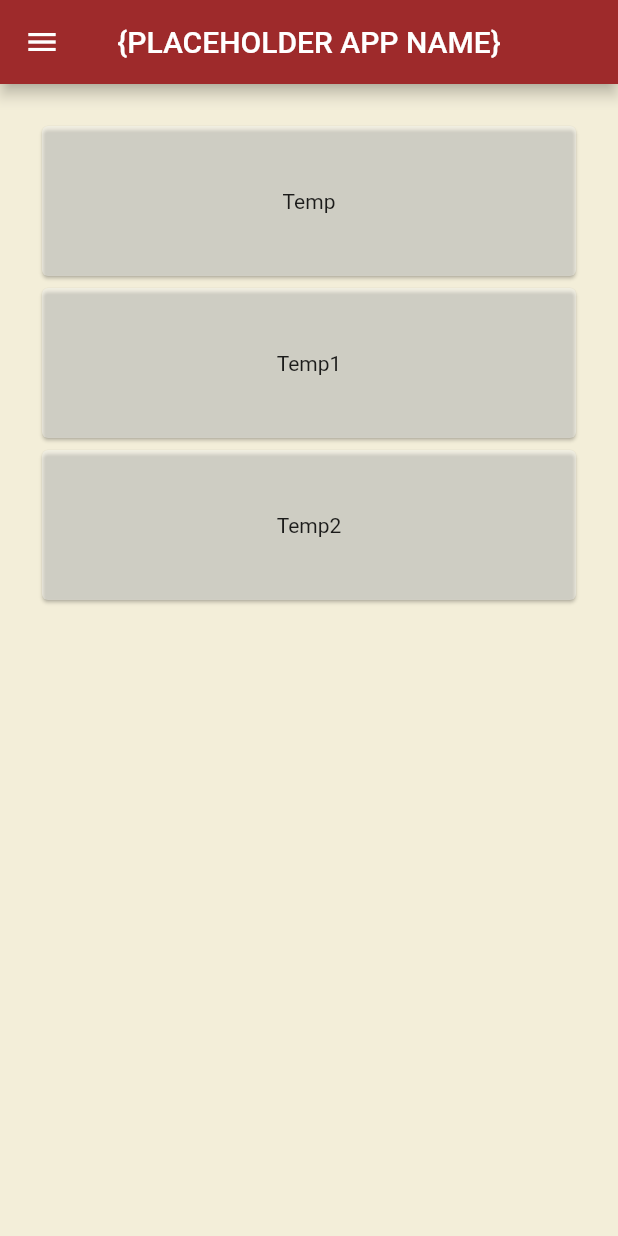
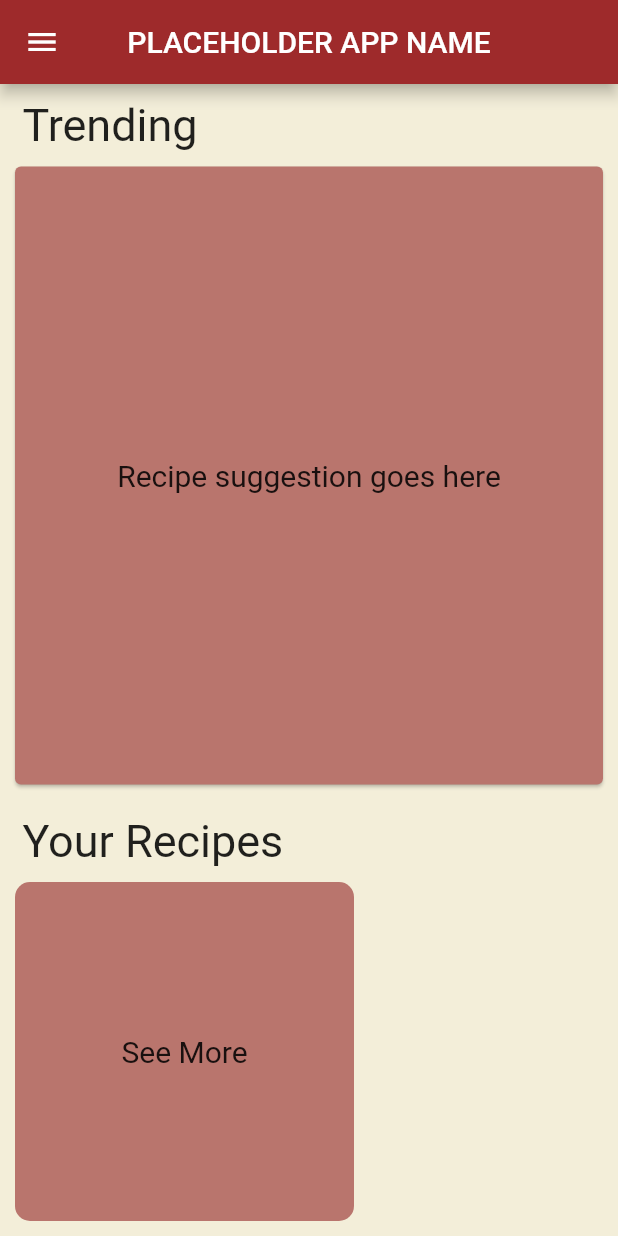
Before and after one commit to ChrisRecio/Recipe-App, a Flutter app: the AddRecipe screen opened directly, in the side drawer, after a tap on "Home", on a phone screen of 412 x 824 dp. Run offline on Flutter 3.47's test engine with Material 2 defaults, Android fonts, the phone set to English and light mode, and no system bars; our stand-ins replace image_picker, sqflite; accounts and stored records are empty.

Commit message:
- Create home page UI - Make recipe grid view more reusable

```diff
--- a/lib/assets/constants.dart
+++ b/lib/assets/constants.dart
@@ -12,29 +12,6 @@ class Constants {
   static Color green = const Color.fromARGB(255, 58, 95, 0); // Submit
   static Color white = const Color.fromARGB(255, 255, 255, 255);
   static Color black = const Color.fromARGB(255, 0, 0, 0);
-
-  // TextFormField Constants
-
-  static InputDecoration textFormFieldDecoration(String name) => InputDecoration(
-      labelText: name,
-      labelStyle: TextStyle(color: darkBeige),
-      filled: true,
-      fillColor: lightBeige,
-      focusedBorder: OutlineInputBorder(
-        borderSide: BorderSide(color: Constants.darkBeige, width: 2.0),
-      ),
-      border: const OutlineInputBorder(borderSide: BorderSide()));
-
-  static InputDecoration textFormFieldDecorationWithIcon(String name, Icon icon) => InputDecoration(
-      labelText: name,
-      prefixIcon: icon,
-      labelStyle: TextStyle(color: darkBeige),
-      filled: true,
-      fillColor: lightBeige,
-      focusedBorder: OutlineInputBorder(
-        borderSide: BorderSide(color: Constants.darkBeige, width: 2.0),
-      ),
-      border: const OutlineInputBorder(borderSide: BorderSide()));
 
   // Convert Color to MaterialColor
   static MaterialColor getMaterialColor(Color color) {
@@ -57,4 +34,26 @@ class Constants {
 
     return MaterialColor(color.value, shades);
   }
+
+  // TextFormField Constants
+  static InputDecoration textFormFieldDecoration(String name) => InputDecoration(
+      labelText: name,
+      labelStyle: TextStyle(color: darkBeige),
+      filled: true,
+      fillColor: lightBeige,
+      focusedBorder: OutlineInputBorder(
+        borderSide: BorderSide(color: Constants.darkBeige, width: 2.0),
+      ),
+      border: const OutlineInputBorder(borderSide: BorderSide()));
+
+  static InputDecoration textFormFieldDecorationWithIcon(String name, Icon icon) => InputDecoration(
+      labelText: name,
+      prefixIcon: icon,
+      labelStyle: TextStyle(color: darkBeige),
+      filled: true,
+      fillColor: lightBeige,
+      focusedBorder: OutlineInputBorder(
+        borderSide: BorderSide(color: Constants.darkBeige, width: 2.0),
+      ),
+      border: const OutlineInputBorder(borderSide: BorderSide()));
 }
--- a/lib/main.dart
+++ b/lib/main.dart
@@ -16,9 +16,10 @@ class MyApp extends StatelessWidget {
     return MaterialApp(
       title: 'Recipe List',
       theme: ThemeData(
+          // fontFamily: '',
           primarySwatch: Constants.getMaterialColor(Constants.darkBeige),
           textSelectionTheme: TextSelectionThemeData(
-            cursorColor: Constants.secondaryRed,
+            cursorColor: Constants.darkBeige,
             selectionColor: Constants.textHighlightRed,
             selectionHandleColor: Constants.secondaryRed,
           )),
--- a/lib/pages/add_recipe.dart
+++ b/lib/pages/add_recipe.dart
@@ -93,7 +93,6 @@ class AddRecipeState extends State<AddRecipe> {
   }
 
   Widget _buildNameField() => TextFormField(
-        cursorColor: Constants.darkBeige,
         decoration: Constants.textFormFieldDecoration('Name'),
         validator: (value) {
           if (value == null || value.isEmpty) {
@@ -105,7 +104,6 @@ class AddRecipeState extends State<AddRecipe> {
       );
 
   Widget _buildServingsField() => TextFormField(
-        cursorColor: Constants.darkBeige,
         decoration: Constants.textFormFieldDecoration('Servings'),
         keyboardType: TextInputType.number,
         validator: (value) {
@@ -118,7 +116,6 @@ class AddRecipeState extends State<AddRecipe> {
       );
 
   Widget _buildIngredientsField() => TextFormField(
-        cursorColor: Constants.darkBeige,
         decoration: Constants.textFormFieldDecoration('Ingredients'),
         keyboardType: TextInputType.multiline,
         maxLines: null,
@@ -134,7 +131,6 @@ class AddRecipeState extends State<AddRecipe> {
       );
 
   Widget _buildStepsField() => TextFormField(
-        cursorColor: Constants.darkBeige,
         decoration: Constants.textFormFieldDecoration('Steps'),
         keyboardType: TextInputType.multiline,
         maxLines: null,
@@ -150,14 +146,12 @@ class AddRecipeState extends State<AddRecipe> {
       );
 
   Widget _buildDescriptionField() => TextFormField(
-        cursorColor: Constants.darkBeige,
         decoration: Constants.textFormFieldDecoration('Description'),
         keyboardType: TextInputType.multiline,
         maxLines: null,
         onSaved: (value) => setState(() => _description = value!),
       );
   Widget _buildPrepTimeField() => TextFormField(
-        cursorColor: Constants.darkBeige,
         decoration: Constants.textFormFieldDecorationWithIcon('Prep Time', const Icon(Icons.access_time)),
         keyboardType: TextInputType.number,
         validator: (value) {
@@ -170,7 +164,6 @@ class AddRecipeState extends State<AddRecipe> {
       );
 
   Widget _buildCookTimeField() => TextFormField(
-        cursorColor: Constants.darkBeige,
         decoration: Constants.textFormFieldDecorationWithIcon('Cook Time', const Icon(Icons.access_time)),
         keyboardType: TextInputType.number,
         validator: (value) {
--- a/lib/pages/edit_recipe.dart
+++ b/lib/pages/edit_recipe.dart
@@ -149,7 +149,6 @@ class EditRecipeState extends State<EditRecipe> {
 
   Widget _buildNameField() => TextFormField(
         initialValue: _name,
-        cursorColor: Constants.darkBeige,
         decoration: Constants.textFormFieldDecoration('Name'),
         validator: (value) {
           if (value == null || value.isEmpty) {
@@ -162,7 +161,6 @@ class EditRecipeState extends State<EditRecipe> {
 
   Widget _buildServingsField() => TextFormField(
         initialValue: _servings.toString(),
-        cursorColor: Constants.darkBeige,
         decoration: Constants.textFormFieldDecoration('Servings'),
         keyboardType: TextInputType.number,
         validator: (value) {
@@ -178,7 +176,6 @@ class EditRecipeState extends State<EditRecipe> {
       ? const Center(child: CircularProgressIndicator())
       : TextFormField(
           initialValue: _ingredients,
-          cursorColor: Constants.darkBeige,
           decoration: Constants.textFormFieldDecoration('Ingredients'),
           keyboardType: TextInputType.multiline,
           maxLines: null,
@@ -197,7 +194,6 @@ class EditRecipeState extends State<EditRecipe> {
       ? const Center(child: CircularProgressIndicator())
       : TextFormField(
           initialValue: _steps,
-          cursorColor: Constants.darkBeige,
           decoration: Constants.textFormFieldDecoration('Steps'),
           keyboardType: TextInputType.multiline,
           maxLines: null,
@@ -214,7 +210,6 @@ class EditRecipeState extends State<EditRecipe> {
 
   Widget _buildDescriptionField() => TextFormField(
         initialValue: _description,
-        cursorColor: Constants.darkBeige,
         decoration: Constants.textFormFieldDecoration('Description'),
         keyboardType: TextInputType.multiline,
         maxLines: null,
@@ -223,7 +218,6 @@ class EditRecipeState extends State<EditRecipe> {
 
   Widget _buildPrepTimeField() => TextFormField(
         initialValue: _prepTime.toString(),
-        cursorColor: Constants.darkBeige,
         decoration: Constants.textFormFieldDecorationWithIcon('Prep Time', const Icon(Icons.access_time)),
         keyboardType: TextInputType.number,
         validator: (value) {
@@ -237,7 +231,6 @@ class EditRecipeState extends State<EditRecipe> {
 
   Widget _buildCookTimeField() => TextFormField(
         initialValue: _cookTime.toString(),
-        cursorColor: Constants.darkBeige,
         decoration: Constants.textFormFieldDecorationWithIcon('Cook Time', const Icon(Icons.access_time)),
         keyboardType: TextInputType.number,
         validator: (value) {
--- a/lib/pages/home.dart
+++ b/lib/pages/home.dart
@@ -1,8 +1,9 @@
 import 'package:flutter/material.dart';
 
 import '../assets/constants.dart';
-import '../services/models/recipe.dart';
+import '../services/functions/recipe_provider.dart';
 import '../widgets/nav_drawer.dart';
+import '../widgets/recipeGridView.dart';
 
 class HomePage extends StatefulWidget {
   const HomePage({super.key});
@@ -14,47 +15,93 @@ class HomePage extends StatefulWidget {
 }
 
 class HomeState extends State<HomePage> {
-  List<Recipe>? recipeList;
+  List<Map<String, dynamic>> _recipeList = [];
+  final int _numOfRecipesDisplayed = 5;
+
+  bool _isLoading = true;
+  void _refreshRecipeList() async {
+    final data = await RecipeProvider.getNRecipes(_numOfRecipesDisplayed);
+    setState(() {
+      _recipeList = data;
+      _isLoading = false;
+    });
+  }
+
+  @override
+  void initState() {
+    super.initState();
+    _refreshRecipeList();
+  }
 
   @override
   Widget build(BuildContext context) {
     return Scaffold(
       backgroundColor: Constants.beige,
       appBar: AppBar(
-        title: const Text("{PLACEHOLDER APP NAME}"),
+        title: const Text("PLACEHOLDER APP NAME"),
         centerTitle: true,
         backgroundColor: Constants.primaryRed,
       ),
       drawer: const NavDrawer(),
-      body: Container(
-          margin: const EdgeInsets.all(24),
-          child: SingleChildScrollView(
-            child: Column(
-              children: const <Widget>[
-                Card(
-                  color: Colors.white38,
-                  child: SizedBox(
-                    height: 100,
-                    child: Center(child: Text('Temp')),
+      body: Column(children: [
+        featuredRecipe(),
+        const SizedBox(
+          height: 10,
+        ),
+        horizontalScrollRecipes(),
+      ]),
+    );
+  }
+
+  Widget featuredRecipe() {
+    return Column(
+      crossAxisAlignment: CrossAxisAlignment.start,
+      children: [
+        const Padding(
+          padding: EdgeInsets.only(
+            left: 15,
+            top: 10,
+          ),
+          child: Text(
+            'Trending',
+            style: TextStyle(fontSize: 30),
           ),
         ),
         Card(
-                  color: Colors.white38,
+          margin: const EdgeInsets.all(10),
+          color: Constants.secondaryRed,
           child: SizedBox(
-                    height: 100,
-                    child: Center(child: Text('Temp1')),
-                  ),
-                ),
-                Card(
-                  color: Colors.white38,
-                  child: SizedBox(
-                    height: 100,
-                    child: Center(child: Text('Temp2')),
+            height: MediaQuery.of(context).size.height / 2,
+            child: const Center(
+                child: Text(
+              'Recipe suggestion goes here',
+              style: TextStyle(fontSize: 20),
+            )),
           ),
         ),
       ],
+    );
+  }
+
+  Widget horizontalScrollRecipes() {
+    return Expanded(
+      child: Column(
+        crossAxisAlignment: CrossAxisAlignment.start,
+        children: [
+          const Padding(
+            padding: EdgeInsets.only(
+              left: 15,
             ),
-          )),
+            child: Text(
+              'Your Recipes',
+              style: TextStyle(fontSize: 30),
+            ),
+          ),
+          Expanded(
+            child: _isLoading ? const Center(child: CircularProgressIndicator()) : recipeGridView(context, _recipeList, 1, Axis.horizontal, true),
+          ),
+        ],
+      ),
     );
   }
 }
--- a/lib/pages/view_recipe.dart
+++ b/lib/pages/view_recipe.dart
@@ -298,13 +298,7 @@ class ViewRecipeState extends State<ViewRecipe> {
 
   @override
   Widget build(BuildContext context) {
-    return MaterialApp(
-      title: 'View Recipe',
-      theme: ThemeData(
-        brightness: Brightness.light,
-        colorScheme: ColorScheme.fromSwatch().copyWith(secondary: Constants.secondaryRed),
-      ),
-      home: Scaffold(
+    return Scaffold(
         backgroundColor: Constants.beige,
         extendBodyBehindAppBar: true,
         body: CustomScrollView(
@@ -325,7 +319,6 @@ class ViewRecipeState extends State<ViewRecipe> {
               _buildStepField(),
             ])),
           ],
-          )),
-    );
+        ));
   }
 }
--- a/lib/pages/view_recipe_list.dart
+++ b/lib/pages/view_recipe_list.dart
@@ -1,13 +1,10 @@
-import 'dart:io';
-
 import 'package:flutter/material.dart';
-import 'package:recipe_app/pages/view_recipe.dart';
 import 'package:recipe_app/services/functions/recipe_provider.dart';
 
 import '../assets/constants.dart';
 import '../services/functions/recipe_list_search_delegate.dart';
-import '../services/models/recipe.dart';
 import '../widgets/nav_drawer.dart';
+import '../widgets/recipeGridView.dart';
 
 class ViewRecipeList extends StatefulWidget {
   const ViewRecipeList({super.key});
@@ -55,56 +52,7 @@ class ViewRecipeListState extends State<ViewRecipeList> {
         )
       ]),
       drawer: const NavDrawer(),
-      body: _isLoading
-          ? const Center(child: CircularProgressIndicator())
-          : GridView.builder(
-              padding: const EdgeInsets.all(10),
-              gridDelegate: const SliverGridDelegateWithFixedCrossAxisCount(
-                crossAxisCount: 2,
-                crossAxisSpacing: 10.0,
-                mainAxisSpacing: 10.0,
-              ),
-              itemCount: _recipeList.length,
-              itemBuilder: (BuildContext ctx, index) {
-                return InkWell(
-                  child: Container(
-                    decoration: BoxDecoration(color: Constants.secondaryRed, borderRadius: const BorderRadius.all(Radius.circular(10))),
-                    padding: const EdgeInsets.all(5.0),
-                    child: Center(
-                        child: Column(
-                      crossAxisAlignment: CrossAxisAlignment.stretch,
-                      children: [
-                        ClipRRect(
-                          borderRadius: const BorderRadius.all(Radius.circular(10)),
-                          child: _recipeList[index]['image'] != null
-                              ? Image.file(
-                                  File(_recipeList[index]['image']),
-                                  fit: BoxFit.cover,
-                                  height: 140,
-                                )
-                              : Image.asset(
-                                  'assets/images/logo.jpg',
-                                  fit: BoxFit.cover,
-                                  height: 140,
-                                ),
-                        ),
-                        Text(
-                          _recipeList[index]['name'],
-                          style: const TextStyle(fontSize: 20.0),
-                          textAlign: TextAlign.center,
-                        ),
-                      ],
-                    )),
-                  ),
-                  onTap: () => {
-                    Navigator.push(
-                        context,
-                        MaterialPageRoute(
-                          builder: (context) => ViewRecipe(recipe: Recipe.fromMap(_recipeList[index])),
-                        ))
-                  },
-                );
-              }),
+      body: _isLoading ? const Center(child: CircularProgressIndicator()) : recipeGridView(context, _recipeList, 2, Axis.vertical, false),
     );
   }
 }
--- a/lib/services/functions/recipe_provider.dart
+++ b/lib/services/functions/recipe_provider.dart
@@ -28,6 +28,12 @@ class RecipeProvider {
   static Future<List<Map<String, Object?>>> getAllRecipeNames() async {
     final db = await DbManager.db();
     return db.rawQuery("SELECT name FROM Recipe");
+  }
+
+  // Get n Recipes
+  static Future<List<Map<String, Object?>>> getNRecipes(int n) async {
+    final db = await DbManager.db();
+    return db.rawQuery("SELECT * FROM Recipe LIMIT $n");
   }
 
   // Get Recipe by Id
--- a/lib/widgets/list_card.dart
+++ /dev/null
@@ -1,19 +0,0 @@
-import 'package:flutter/material.dart';
-
-class ListCard extends StatelessWidget {
-  final child;
-
-  const ListCard({super.key, required this.child});
-
-  @override
-  Widget build(BuildContext context) {
-    return Padding(
-      padding: const EdgeInsets.symmetric(vertical: 8.0),
-      child: Container(
-        height: 200,
-        color: Colors.orange,
-        child: Center(child: Text(child, style: const TextStyle(fontSize: 40))),
-      ),
-    );
-  }
-}
--- /dev/null
+++ b/lib/widgets/recipeGridView.dart
@@ -0,0 +1,87 @@
+import 'dart:io';
+
+import 'package:flutter/material.dart';
+import 'package:recipe_app/pages/view_recipe_list.dart';
+
+import '../assets/constants.dart';
+import '../pages/view_recipe.dart';
+import '../services/models/recipe.dart';
+
+Widget recipeGridView(var context, var list, int crossAxisCount, var scrollDirection, bool viewMore) {
+  return GridView.builder(
+    scrollDirection: scrollDirection,
+    padding: const EdgeInsets.all(10),
+    gridDelegate: SliverGridDelegateWithFixedCrossAxisCount(
+      crossAxisCount: crossAxisCount,
+      crossAxisSpacing: 10.0,
+      mainAxisSpacing: 10.0,
+    ),
+    itemCount: viewMore ? list.length + 1 : list.length, // if true add view more button
+    itemBuilder: (BuildContext ctx, index) {
+      if (viewMore && (index == list.length)) {
+        return InkWell(
+          child: Container(
+            decoration: BoxDecoration(color: Constants.secondaryRed, borderRadius: const BorderRadius.all(Radius.circular(10))),
+            padding: const EdgeInsets.all(5.0),
+            child: const Center(
+              child: Text(
+                "See More",
+                style: TextStyle(fontSize: 20.0),
+                textAlign: TextAlign.center,
+              ),
+            ),
+          ),
+          onTap: () => {
+            Navigator.push(
+              context,
+              MaterialPageRoute(
+                builder: (context) => const ViewRecipeList(),
+              ),
+            ),
+          },
+        );
+      } else {
+        return InkWell(
+          child: Container(
+            decoration: BoxDecoration(color: Constants.secondaryRed, borderRadius: const BorderRadius.all(Radius.circular(10))),
+            padding: const EdgeInsets.all(5.0),
+            child: Center(
+              child: Column(
+                crossAxisAlignment: CrossAxisAlignment.stretch,
+                children: [
+                  Expanded(
+                    child: ClipRRect(
+                      borderRadius: const BorderRadius.all(Radius.circular(10)),
+                      child: list[index]['image'] != null
+                          ? Image.file(
+                              File(list[index]['image']),
+                              fit: BoxFit.cover,
+                            )
+                          : Image.asset(
+                              'assets/images/logo.jpg',
+                              fit: BoxFit.cover,
+                            ),
+                    ),
+                  ),
+                  Text(
+                    list[index]['name'],
+                    style: const TextStyle(fontSize: 20.0),
+                    textAlign: TextAlign.center,
+                  ),
+                ],
+              ),
+            ),
+          ),
+          onTap: () => {
+            Navigator.push(
+              context,
+              MaterialPageRoute(
+                builder: (context) => ViewRecipe(recipe: Recipe.fromMap(list[index])),
+              ),
+            ),
+          },
+        );
+      }
+    },
+  );
+}
```
Lines whose indentation alone changed are shown as unchanged.
